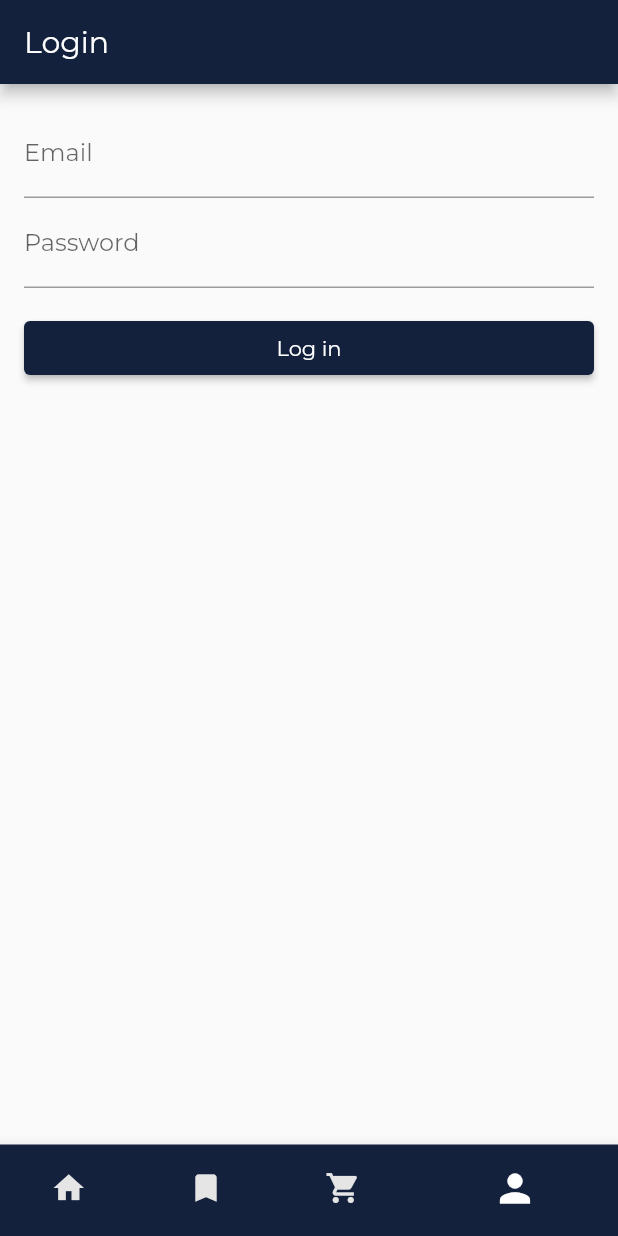
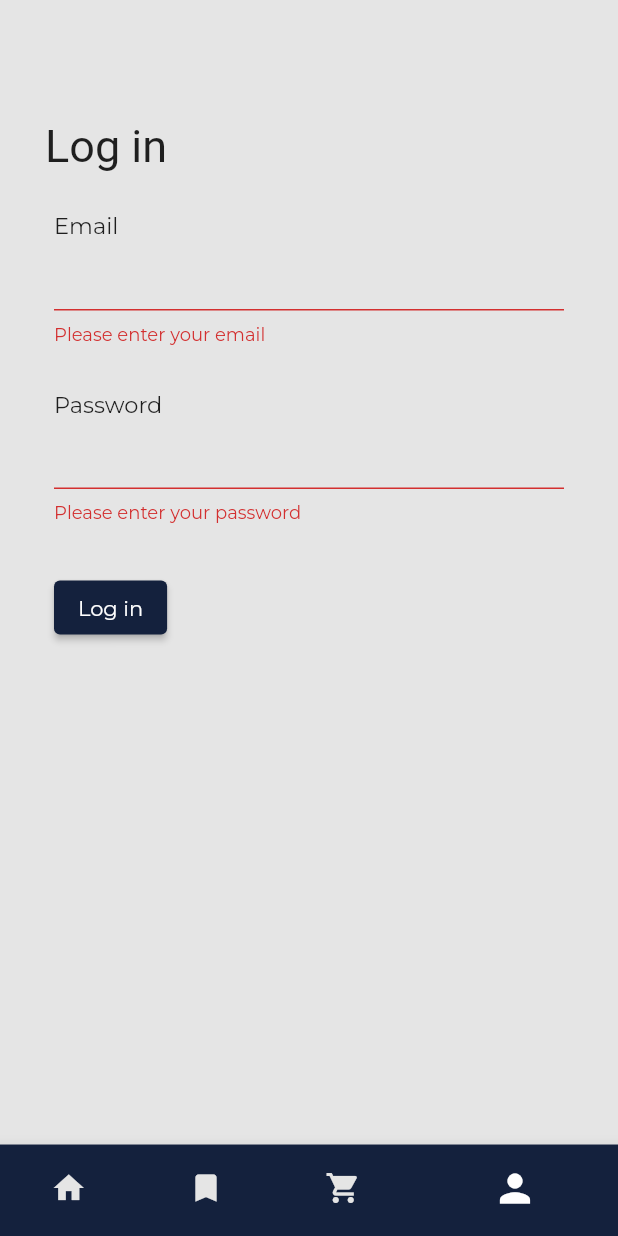
Before and after one commit to lintenn/GrateMate, a Flutter app: the screen it shows after launch, item 4 of the bottom bar chosen, after a tap on "Log in", on a phone screen of 412 x 824 dp. Run offline on Flutter 3.47's test engine with Material 2 defaults, Android fonts, the light colour scheme and no system bars; our stand-ins replace font_awesome_flutter, tuple; accounts and stored records are empty; Roboto replaces fonts that are missing (MontserratExtraBold); statements that could not run were skipped; project files that could hold a hidden picture were left out.

Commit message:
login page done

```diff
--- a/grate_mate/lib/global_information/global_users.dart
+++ b/grate_mate/lib/global_information/global_users.dart
@@ -1,12 +1,10 @@
 library users;
 import '../models/user.dart';
 List<User> users = [
-  User(id: 1, firstName: 'Jesus', lastName: 'Moreno', username: 'jesu-m0', email: 'jesus@gmail.com', password: '1234', birthDate: DateTime(2000,4,28), phoneNumber: '+34123456789',
-  profilePhotoUrl: 'https://de.web.img2.acsta.net/r_654_368/img/47/d9/47d93afd6f4a7ab3050916cab486d2a9.jpg',
-  shoppingList: []),
-  User(id: 2, firstName: 'Luis Miguel', lastName: 'Garcia', username: 'linten', email: 'linten@gmail.com', password: '1234', birthDate: DateTime(2001), phoneNumber: '+34123456789',
-  profilePhotoUrl: 'https://de.web.img2.acsta.net/r_654_368/img/47/d9/47d93afd6f4a7ab3050916cab486d2a9.jpg',
-  shoppingList: [])
+  User(id: 1, firstName: 'Jesus', lastName: 'Moreno', username: 'jesu-m0', email: 'jesus@gmail.com', password: '1234', dateOfBirth: DateTime(2000,4,28), phoneNumber: '+34123456789',
+  profilePhotoUrl: 'https://de.web.img2.acsta.net/r_654_368/img/47/d9/47d93afd6f4a7ab3050916cab486d2a9.jpg',),
+  User(id: 2, firstName: 'Luis Miguel', lastName: 'Garcia', username: 'linten', email: 'linten@gmail.com', password: '1234', dateOfBirth: DateTime(2001), phoneNumber: '+34123456789',
+  profilePhotoUrl: 'https://de.web.img2.acsta.net/r_654_368/img/47/d9/47d93afd6f4a7ab3050916cab486d2a9.jpg')
 ];
 bool isLogged = false;
 late User userLogged;
--- a/grate_mate/lib/main.dart
+++ b/grate_mate/lib/main.dart
@@ -123,7 +123,7 @@ class _MyHomePageState extends State<MyHomePage> {
       case 2:
         return ShoppingList();
       case 3:
-        return Users.isLogged? ProfileScreen(user: Users.users[1]) : LoginPage();
+        return Users.isLogged? ProfileScreen(user: Users.userLogged) : LoginPage();
       default:
         return const Scaffold(
             body: Text('Other page'),
--- a/grate_mate/lib/models/user.dart
+++ b/grate_mate/lib/models/user.dart
@@ -16,16 +16,15 @@ class User {
 
   User({
     required this.id,
-    required this.firstName,
-    required this.lastName,
-    required this.username,
-    required this.email,
-    required this.password,
+    this.firstName = '',
+    this.lastName = '',
+    this.username = '',
+    this.email = '',
+    this.password = '',
     this.profilePhotoUrl = '',
     this.phoneNumber = '',
-    required this.birthDate,
-    required this.shoppingList,
-  });
+    DateTime? dateOfBirth,
+  }) :shoppingList = [], birthDate = dateOfBirth ?? DateTime(0);
 
 
 }
--- a/grate_mate/lib/screens/login_screen.dart
+++ b/grate_mate/lib/screens/login_screen.dart
@@ -1,4 +1,8 @@
 import 'package:flutter/material.dart';
+import 'package:grate_mate/models/user.dart';
+
+import '../global_information/colors_palette.dart';
+import '../global_information/global_users.dart' as Users;
 
 class LoginPage extends StatefulWidget {
   @override
@@ -9,62 +13,139 @@ class _LoginPageState extends State<LoginPage> {
   String email = '';
   String password = '';
   final _formKey = GlobalKey<FormState>();
+  bool _errorLogin = false;
 
   final TextEditingController _emailController = TextEditingController();
   final TextEditingController _passwordController = TextEditingController();
 
+
+
   @override
   Widget build(BuildContext context) {
+    // Build a Form widget using the _formKey created above.
     return Scaffold(
-      appBar: AppBar(
-        title: Text('Login'),
+      backgroundColor: GrateMate.grayGrateMate,
+      body: Container(
+        margin: const EdgeInsets.fromLTRB(20.0, 20.0, 20.0, 0.0),
+        child: Column(
+          children: [
+            const SizedBox(height: 50,),
+            Padding(
+              padding: EdgeInsets.fromLTRB(10, 10, 10, 10),
+              child: Row(
+                children: [
+                  Column(
+                    children: const [
+                      Text(
+                        'Log in',
+                        style: TextStyle(
+                          fontSize: 30,
+                          fontFamily: 'MontserratExtraBold',
+                          //color: GrateMate.darkGrateMate
                         ),
-      body: Padding(
-        padding: EdgeInsets.all(16.0),
+                      ),
+                    ],
+                  ),
+                ],
+              ),
+            ),
+            Form(
+              key: _formKey,
+              child: Padding(
+                padding: const EdgeInsets.all(16.0),
                 child: Column(
-          crossAxisAlignment: CrossAxisAlignment.stretch,
+                  crossAxisAlignment: CrossAxisAlignment.start,
                   children: [
+                    Row(
+                      children: [
+                        Column(
+                          children: const [
+                            Text(
+                              'Email',
+                              style: TextStyle(
+                                fontSize: 15,
+                                fontFamily: 'Montserrat',
+                                //color: GrateMate.darkGrateMate
+                              ),
+                            ),
+                          ],
+                        ),
+                      ],
+                    ),
                     TextFormField(
                       controller: _emailController,
-              decoration: const InputDecoration(
-                labelText: 'Email',
-              ),
+                      // The validator receives the text that the user has entered.
                       validator: (value) {
-                if (value != null) {
-                  return 'Please write your email';
+                        if (value == null || value.isEmpty) {
+                          return 'Please enter your email';
                         }
-                email = value!;
                         return null;
                       },
                     ),
+                    SizedBox(height: 30,),
+                    Row(
+                      children: [
+                        Column(
+                          children: const [
+                            Text(
+                              'Password',
+                              style: TextStyle(
+                                fontSize: 15,
+                                fontFamily: 'Montserrat',
+                                //color: GrateMate.darkGrateMate
+                              ),
+                            ),
+                          ],
+                        ),
+                      ],
+                    ),
                     TextFormField(
-              //TODO: true para que no se vea la contrasenha
-              obscureText: false,
                       controller: _passwordController,
-              decoration: const InputDecoration(
-                labelText: 'Password',
-              ),
+                      // The validator receives the text that the user has entered.
                       validator: (value) {
-                if (value != null) {
-                  return 'Please write your password';
+                        if (value == null || value.isEmpty) {
+                          return 'Please enter your password';
                         }
-                password = value!;
                         return null;
                       },
                     ),
                     const SizedBox(height: 16,),
-            ElevatedButton(
-              child: Text('Log in'),
+                    _errorLogin?
+                    const Text(
+                      'Invalid email or password',
+                      style: TextStyle(
+                        color: Colors.red,
+                        fontSize: 16.0
+                      ),
+                    )
+                    :
+                    Container(),
+                    Padding(
+                      padding: const EdgeInsets.symmetric(vertical: 16.0),
+                      child: ElevatedButton(
                         onPressed: () {
-
+                          setState(() {
                             if (_formKey.currentState!.validate()) {
                               String email = _emailController.text;
                               String password = _passwordController.text;
-                  // TODO: Authentication logic
-                  print('Email: $email, Contraseña: $password');
+                              User loggedUser = Users.users.firstWhere((user) => user.email == email && user.password == password, orElse: () => User(id: -1));
+                              if(loggedUser.id == -1){
+                                _errorLogin = true;
+                              }else{
+                                print('here');
+                                Navigator.pushReplacementNamed(context, '/home');
+                                Users.isLogged = true;
+                                Users.userLogged = loggedUser;
                               }
-
+                            }
+                          });
                         },
+                        child: const Text('Log in'),
+                      ),
+                    ),
+                  ],
+                ),
+              ),
             ),
           ],
         ),
--- a/grate_mate/lib/screens/mainPage.dart
+++ b/grate_mate/lib/screens/mainPage.dart
@@ -2,6 +2,8 @@ import 'package:flutter/material.dart';
 import '../global_information//globalRecipes.dart' as globalRecipes;
 import 'dart:core';
 import '../global_information/colors_palette.dart';
+import '../global_information/global_users.dart' as Users;
+
 
 class MainPage extends StatefulWidget{
   @override
@@ -160,6 +162,7 @@ class _MainPageState extends State<MainPage>{
 
   @override
   Widget build(BuildContext context) {
+    String userName = Users.isLogged? Users.userLogged.username : '';
     return Scaffold(
       //backgroundColor: GrateMate.earthYellow[400],
       backgroundColor: GrateMate.grayGrateMate,
@@ -167,6 +170,25 @@ class _MainPageState extends State<MainPage>{
         margin: const EdgeInsets.fromLTRB(20.0, 60.0, 20.0, 0.0),
         child: Column(
           children: <Widget>[
+            Padding(
+              padding: EdgeInsets.fromLTRB(10, 10, 10, 10),
+              child: Row(
+                children: [
+                  Column(
+                    children: [
+                      Text(
+                        'Welcome $userName',
+                        style: const TextStyle(
+                          fontSize: 30,
+                          fontFamily: 'MontserratExtraBold',
+                          //color: GrateMate.darkGrateMate
+                        ),
+                      ),
+                    ],
+                  ),
+                ],
+              ),
+            ),
             Container(
               padding: EdgeInsets.fromLTRB(20, 20, 20, 10),
               child: Container(
@@ -237,7 +259,7 @@ class _MainPageState extends State<MainPage>{
                 children: globalRecipes.recipes.map((recipe) => recipeCard(recipe)).toList(),
                 ),*/
               child: ListView.builder(
-                padding: EdgeInsets.fromLTRB(0, 10, 0, 0),
+                padding: const EdgeInsets.fromLTRB(0, 10, 0, 0),
                 itemCount: globalRecipes.recipes.length,
                 itemBuilder: (context, index) {
                   return recipeCard(globalRecipes.recipes[index]);
--- a/grate_mate/lib/screens/profile_screen.dart
+++ b/grate_mate/lib/screens/profile_screen.dart
@@ -1,9 +1,7 @@
 import 'package:flutter/cupertino.dart';
 import 'package:flutter/material.dart';
+import '../models/user.dart';
 
-import 'package:flutter/material.dart';
-
-import '../models/user.dart';
 
 class ProfileScreen extends StatelessWidget {
   final User user;
```
Lines whose indentation alone changed are shown as unchanged.
